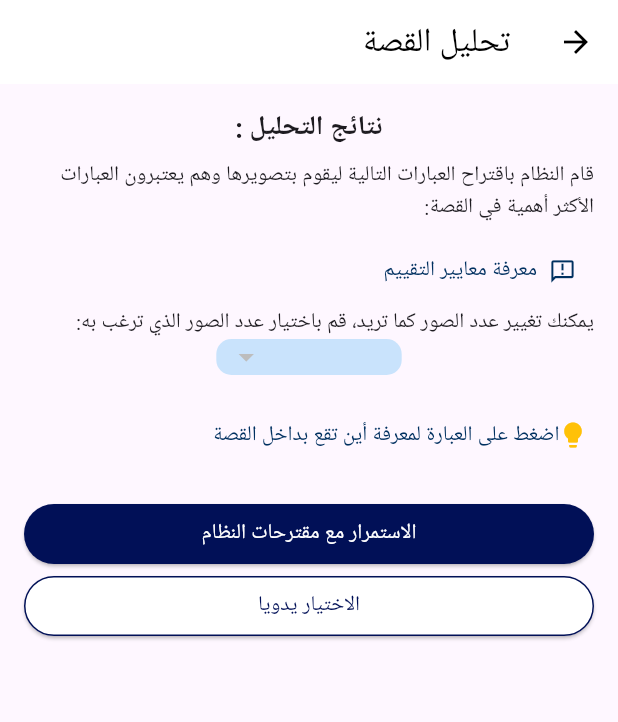
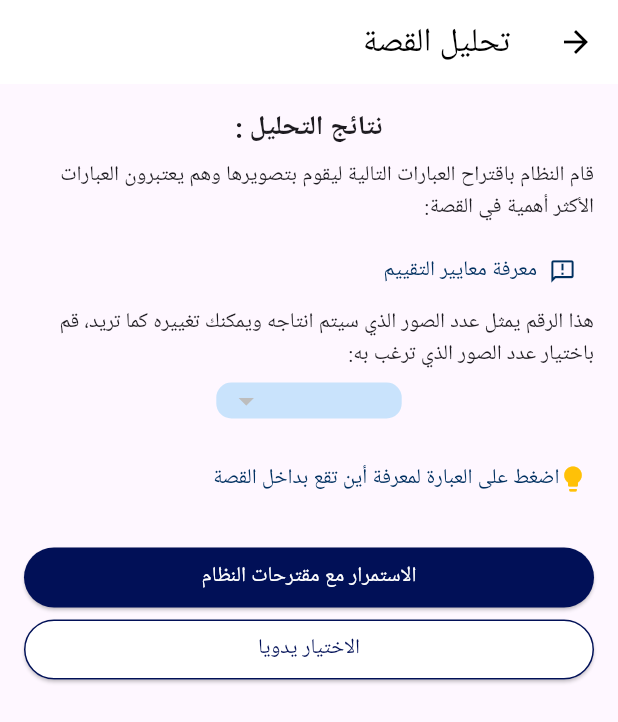
Before and after one commit to Lujain-M02/2023-GP1-6, a Flutter app: the IllustRecom screen opened directly, on a phone screen of 412 x 824 dp. Shown: the top 722 px of the screen. Run offline on Flutter 3.47's test engine with Material 3 defaults, Android fonts, the phone set to English and light mode, and no system bars; our stand-ins replace animate_do, animated_text_kit, cached_network_image, cloud_firestore, curved_navigation_bar, firebase_auth and 10 more; missing offline and left inert: dart_openai, flutter_cached_pdfview, flutter_config, flutter_file_downloader, languagetool_textfield; accounts and stored records are empty; Roboto replaces fonts that are missing (Vazirmatn).

Commit message:
editing the text in recomm page

```diff
--- a/your_story/lib/pages/create_story_pages/processing_illustarting/recommendation.dart
+++ b/your_story/lib/pages/create_story_pages/processing_illustarting/recommendation.dart
@@ -117,10 +117,11 @@ class _SystemRecom extends State<IllustRecom> {
                   direction: Axis.horizontal,
                   children: [
                     const Text(
-                        "يمكنك تغيير عدد الصور كما تريد، قم باختيار عدد الصور الذي ترغب به:"),
+                        "هذا الرقم يمثل عدد الصور الذي سيتم انتاجه ويمكنك تغييره كما تريد، قم باختيار عدد الصور الذي ترغب به:"),
                     Align(
                       alignment: Alignment.center,
                       child: Container(
+                        margin: const EdgeInsets.all(8),
                         decoration: BoxDecoration(
                           color: const Color.fromARGB(201, 187, 222,
                               251), // Background color for the button area
@@ -158,9 +159,6 @@ class _SystemRecom extends State<IllustRecom> {
                       ),
                     ),
                   ],
-                ),
-                const SizedBox(
-                  height: 8,
                 ),
                 Card(
                   color: Colors.transparent,
```
